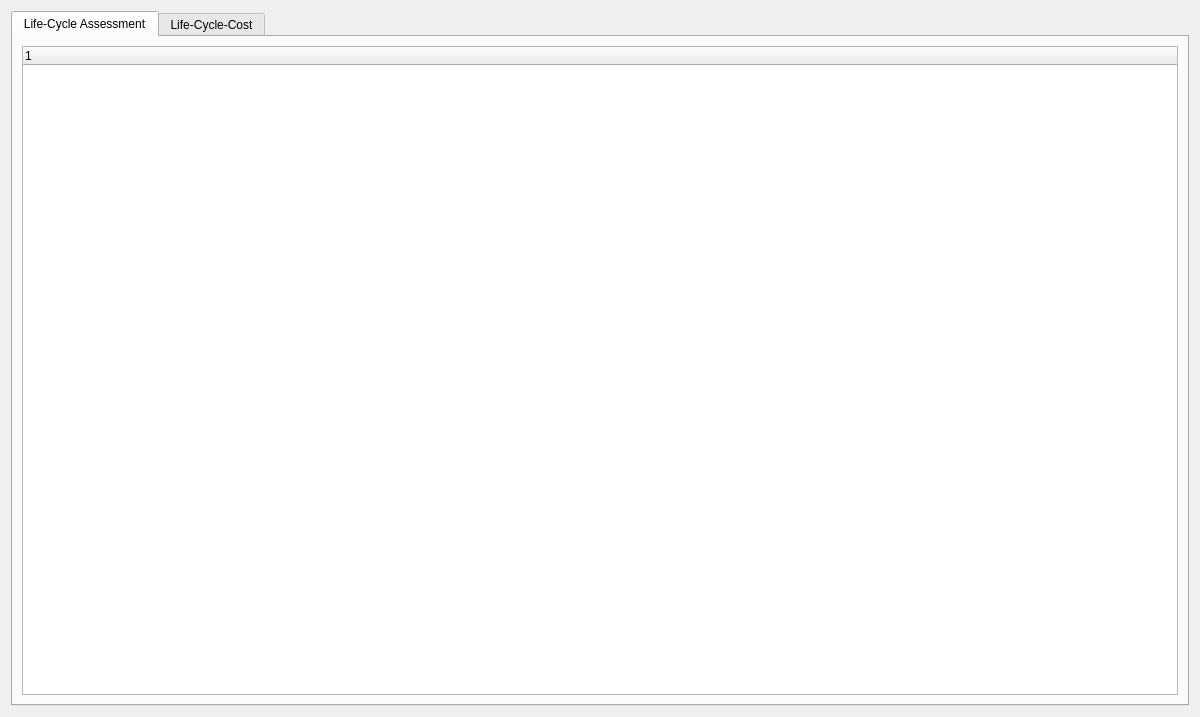
First picture: the form in SIM-VICUS/src/SVLcaLccResultsWidget.ui, repository ghorwin/SIM-VICUS, before the edit.
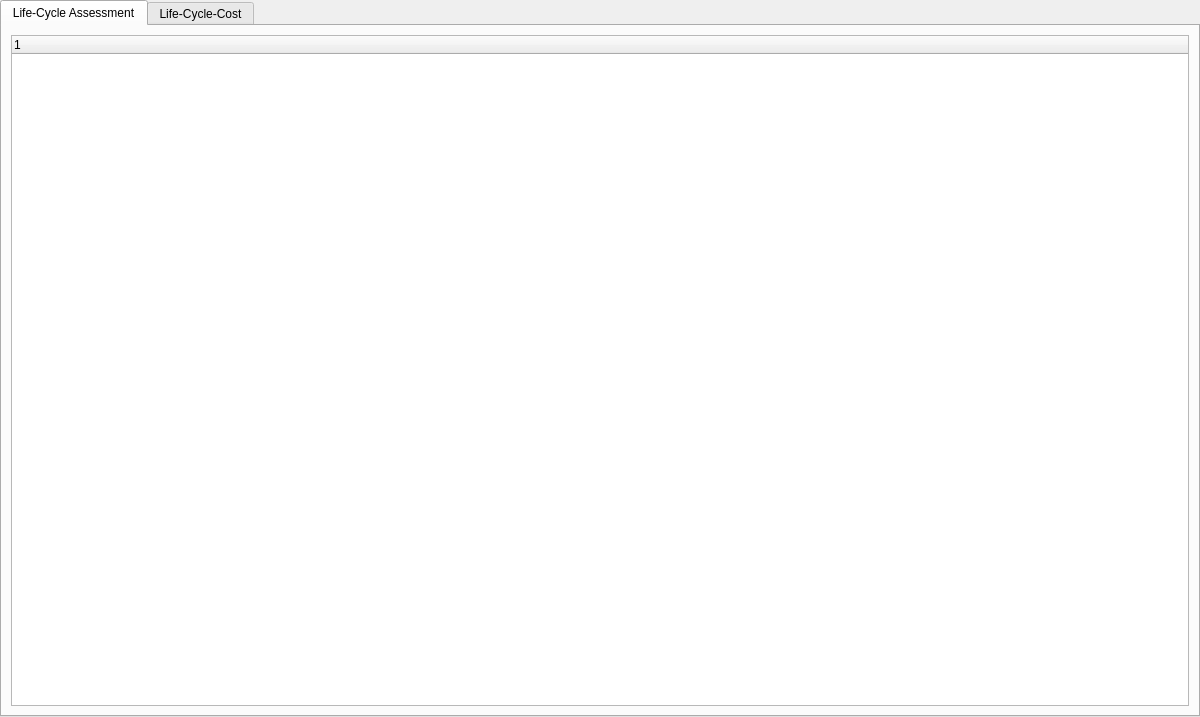
Second picture: the form after the edit.

```diff
--- a/SIM-VICUS/src/SVLcaLccResultsWidget.ui
+++ b/SIM-VICUS/src/SVLcaLccResultsWidget.ui
@@ -14,6 +14,18 @@
    <string>LCA/LCC Results</string>
   </property>
   <layout class="QGridLayout" name="gridLayout">
+   <property name="leftMargin">
+    <number>0</number>
+   </property>
+   <property name="topMargin">
+    <number>0</number>
+   </property>
+   <property name="rightMargin">
+    <number>0</number>
+   </property>
+   <property name="bottomMargin">
+    <number>0</number>
+   </property>
    <item row="0" column="0" colspan="2">
     <widget class="QTabWidget" name="tabWidget">
      <property name="tabPosition">
```
